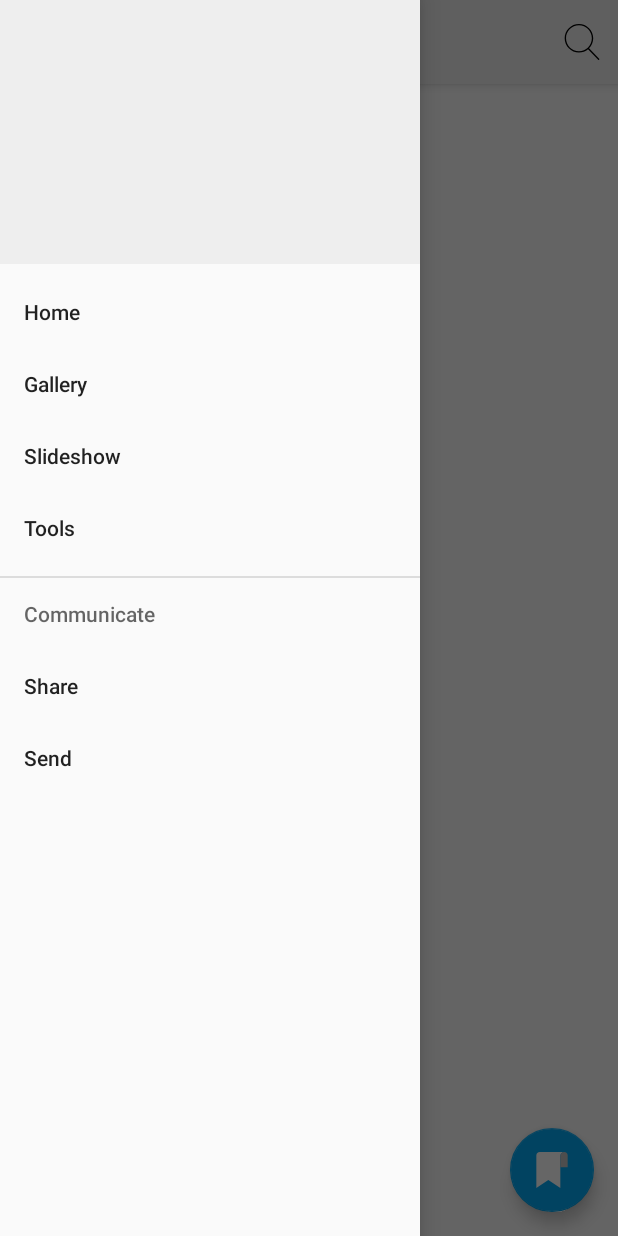
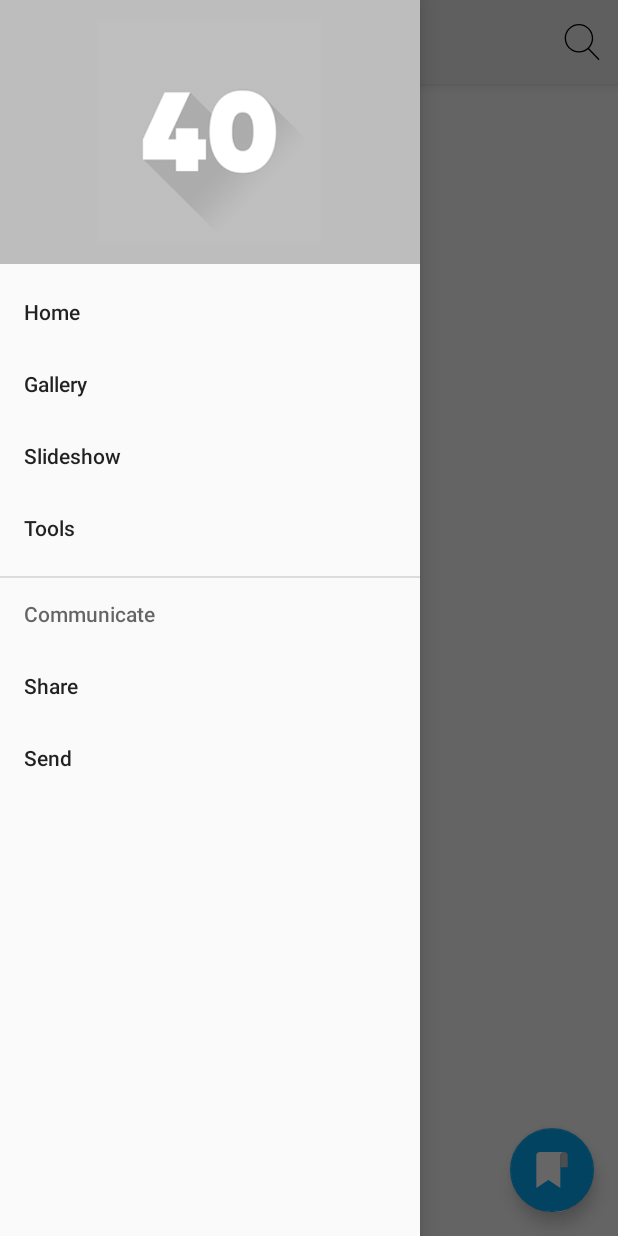
Before and after one commit to JMApps/Hadith40, an Android app: the screen it shows after launch (MainActivity), with the side drawer open, on a phone screen of 412 x 824 dp. Run offline under Robolectric (Android 15) with nearby library versions, the phone set to English and light mode, and no system bars.

Commit message:
Added icon in navigation drawer

```diff
--- a/app/src/main/res/layout/nav_header_main.xml
+++ b/app/src/main/res/layout/nav_header_main.xml
@@ -2,7 +2,13 @@
 <LinearLayout xmlns:android="http://schemas.android.com/apk/res/android"
     android:layout_width="match_parent"
     android:layout_height="176dp"
-    android:background="@color/colorPrimary"
-    android:orientation="vertical"
+    android:background="@color/colorPrimaryDark"
+    android:gravity="center"
     android:theme="@style/ThemeOverlay.AppCompat.Dark">
+
+    <ImageView
+        android:layout_width="150dp"
+        android:layout_height="150dp"
+        android:scaleType="centerCrop"
+        android:src="@drawable/ic_launch" />
 </LinearLayout>
```
Also changed, not shown: app/src/main/kotlin/jmapps/hadith40/ui/MainActivity.kt (+0 -8 lines).
